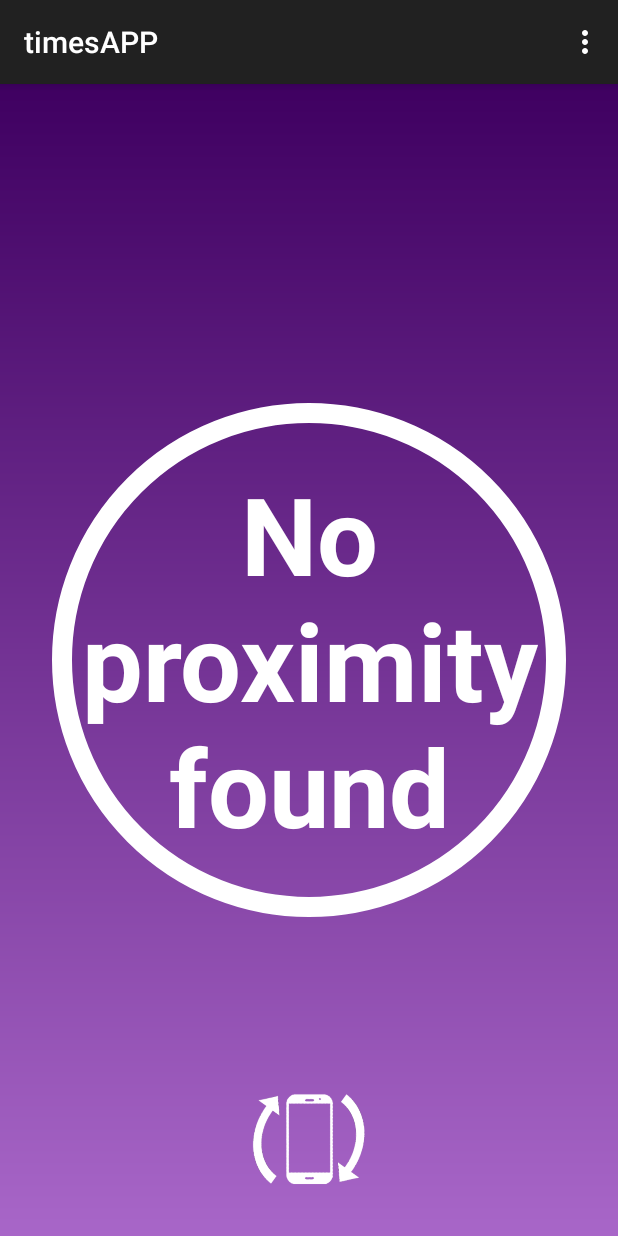
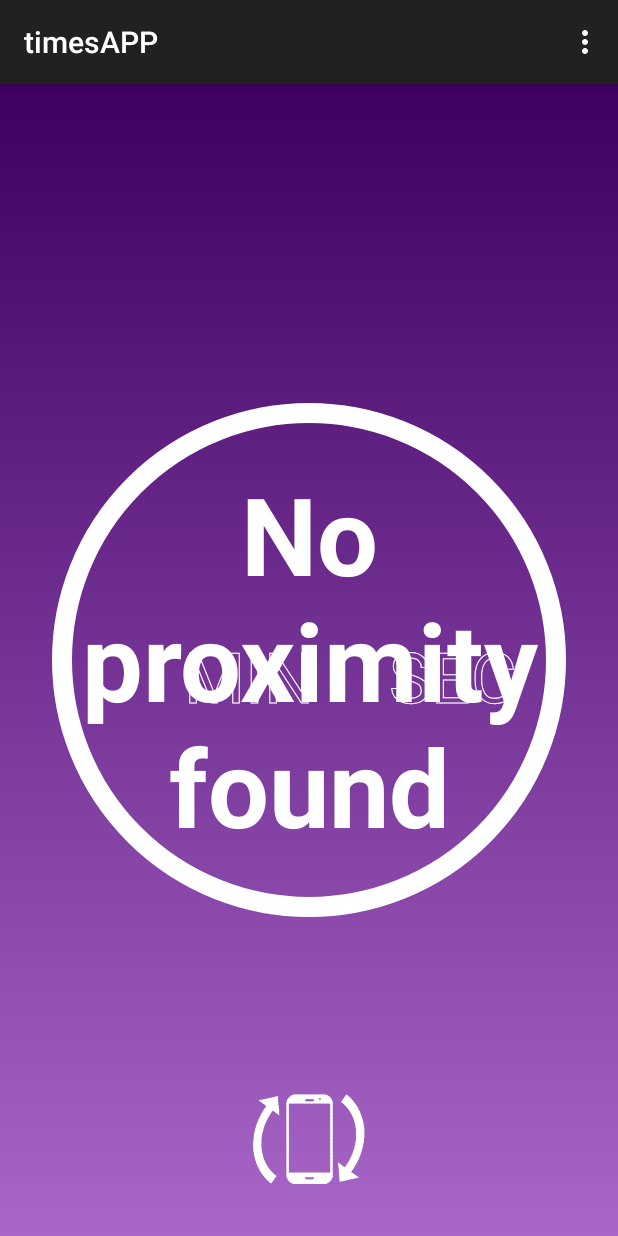
Before and after one commit to AmyNgithub/timesAPP, an Android app: the screen it shows after launch (MainActivity), on a phone screen of 412 x 824 dp. Run offline under Robolectric (Android 15) with nearby library versions, the phone set to English and light mode, and no system bars.

Commit message:
Min Sec text

```diff
--- a/app/src/main/java/com/example/iapps/timesapp/TimerView.java
+++ b/app/src/main/java/com/example/iapps/timesapp/TimerView.java
@@ -9,7 +9,7 @@ import android.util.AttributeSet;
 import android.widget.TextView;
 
 public class TimerView extends TextView {
-    Paint timePaint, bgPaint;
+    Paint timePaint, bgPaint, textPaint;
     long seconds;
     RectF oval;
 
@@ -31,6 +31,13 @@ public class TimerView extends TextView {
         bgPaint.setColor(Color.WHITE);
         bgPaint.setStrokeWidth(20);
         bgPaint.setAntiAlias(true);
+
+        textPaint = new Paint();
+        textPaint.setStyle(Paint.Style.STROKE);
+        textPaint.setColor(Color.WHITE);
+        textPaint.setStrokeWidth(1);
+        textPaint.setTextSize(70);
+        textPaint.setAntiAlias(true);
 
         seconds = 0;
         updateDisplayedTime();
@@ -75,6 +82,8 @@ public class TimerView extends TextView {
 
         canvas.drawArc(oval,0,360,false,bgPaint);
         canvas.drawArc(oval,270,sweepAng,false, timePaint);
+        canvas.drawText("MIN",160,595,textPaint);
+        canvas.drawText("SEC",365,595,textPaint);
     }
 
     public void setTime(long minutes,long seconds){
```
